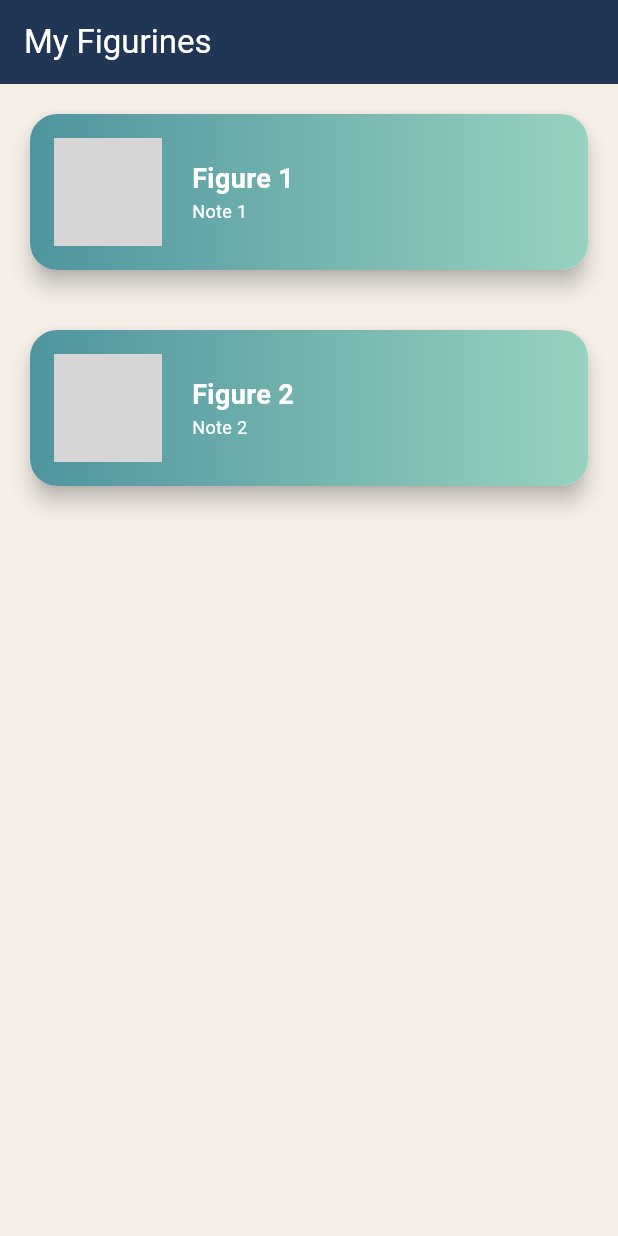
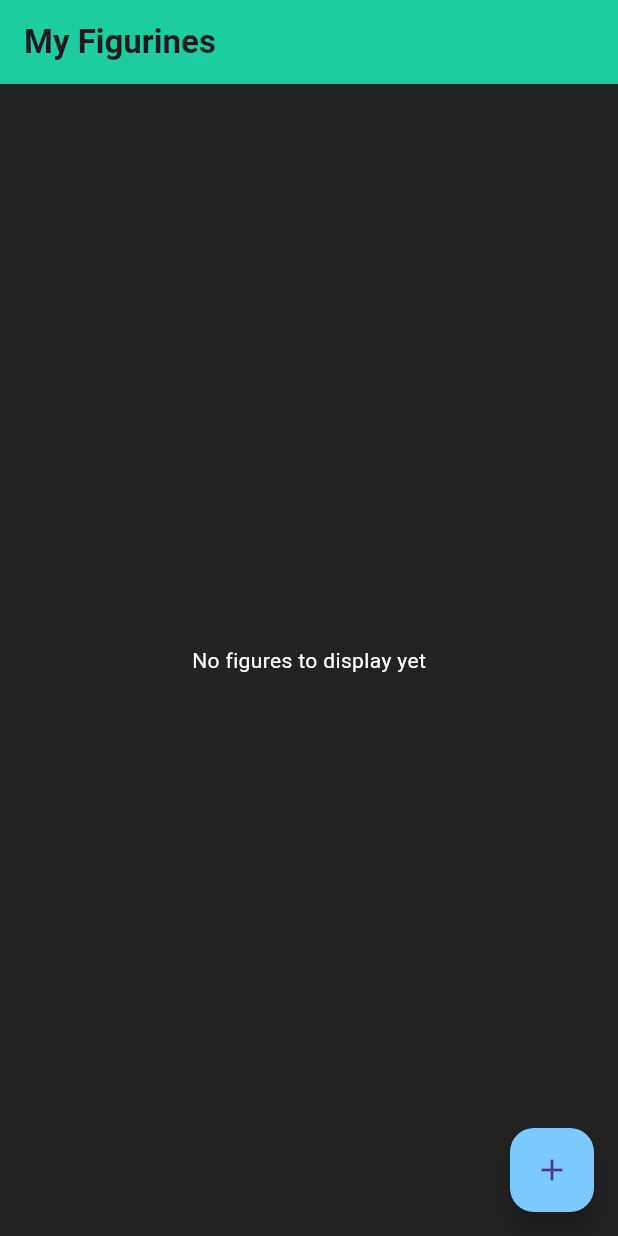
Before and after one commit to CarlLyon04/cross-platform-project-2025, a Flutter app: the screen it shows after launch, on a phone screen of 412 x 824 dp. Run offline on Flutter 3.47's test engine with Material 3 defaults, Android fonts, the phone set to English and light mode, and no system bars; grey boxes are pictures that could not be loaded.

Commit message:
Used stateful widget for dynamically listing the figurines. Add the create figurine screen (Form)

```diff
--- a/lib/screens/home.dart
+++ b/lib/screens/home.dart
@@ -1,44 +1,65 @@
 import 'package:flutter/material.dart';
 import 'package:my_figurines/cards/figurine_card.dart';
 import 'package:my_figurines/models/figurine_model.dart';
+import 'package:my_figurines/screens/create_figurine.dart';
 
-class Home extends StatelessWidget {
- Home({super.key});
+class Home extends StatefulWidget {
+  const Home({super.key});
 
-  final List<FigurineModel> figurinesTest = [
-    FigurineModel(
-      id: 1,
-      name: "Figure 1",
-      note: "Note 1",
-      imageUrl: "abc",
-      timeAdded: DateTime(2025, 4, 10)
-    ),
-      FigurineModel(
-      id: 2,
-      name: "Figure 2",
-      note: "Note 2",
-      imageUrl: "def",
-      timeAdded: DateTime(2025, 3, 10)
-    )
-  ];
+  @override
+  State<Home> createState() => HomeState();
+}
+
+class HomeState extends State<Home> {
+  final List<FigurineModel> figurines = [];
+
+  void redirectToCreateForm() async {
+    final result = await Navigator.push(
+      context,
+      MaterialPageRoute(builder: (context) => const CreateFigurine()
+      ),
+    );
+
+    if(result != null && result is FigurineModel) {
+      setState(() {
+        figurines.add(result);
+      });
+    }
+  }
 
   @override
   Widget build(BuildContext context) {
     return Scaffold(
-      backgroundColor: Color.fromRGBO(245, 239, 231, 1),
+      backgroundColor: const Color.fromRGBO(34, 34, 34, 1),
       appBar: AppBar(
-        backgroundColor: Color.fromRGBO(33, 53, 85, 1),
-        title: const Text(
-          "My Figurines",
-          style: TextStyle(color: Colors.white),
+        backgroundColor: const Color.fromRGBO(29, 205, 159, 1),
+        title: const Text ("My Figurines", style: TextStyle(fontWeight: FontWeight.bold),),
+      ),
+      body: figurines.isEmpty ? const Center(
+        child: Text(
+           "No figures to display yet",
+            style: TextStyle(color: Colors.white),
         ),
+      )
+      : ListView.builder(itemCount: figurines.length, itemBuilder: (context, index) {
+        final figurine = figurines[index];
+        return FigurineCard(
+          figurine: figurine,
+          onDelete: () {
+            setState(() {
+              figurines.removeAt(index);
+            });
+
+            ScaffoldMessenger.of(context).showSnackBar(SnackBar(content: Text("${figurine.name} deleted")),
+            );
+          },
+        );
+      },
       ),
-      body: ListView.builder(
-        itemCount: figurinesTest.length,
-        itemBuilder: (context, index) {
-          final figurine = figurinesTest[index];
-          return FigurineCard(figurine: figurine);
-        }
+    floatingActionButton: FloatingActionButton(
+      onPressed: redirectToCreateForm,
+      child: const Icon(Icons.add),
+      backgroundColor: const Color.fromRGBO(123, 201, 255, 1),
       ),
     );
   }
```
Also changed, not shown: lib/cards/figurine_card.dart (+14 -3 lines), lib/screens/create_figurine.dart (added, +74 -0 lines).
